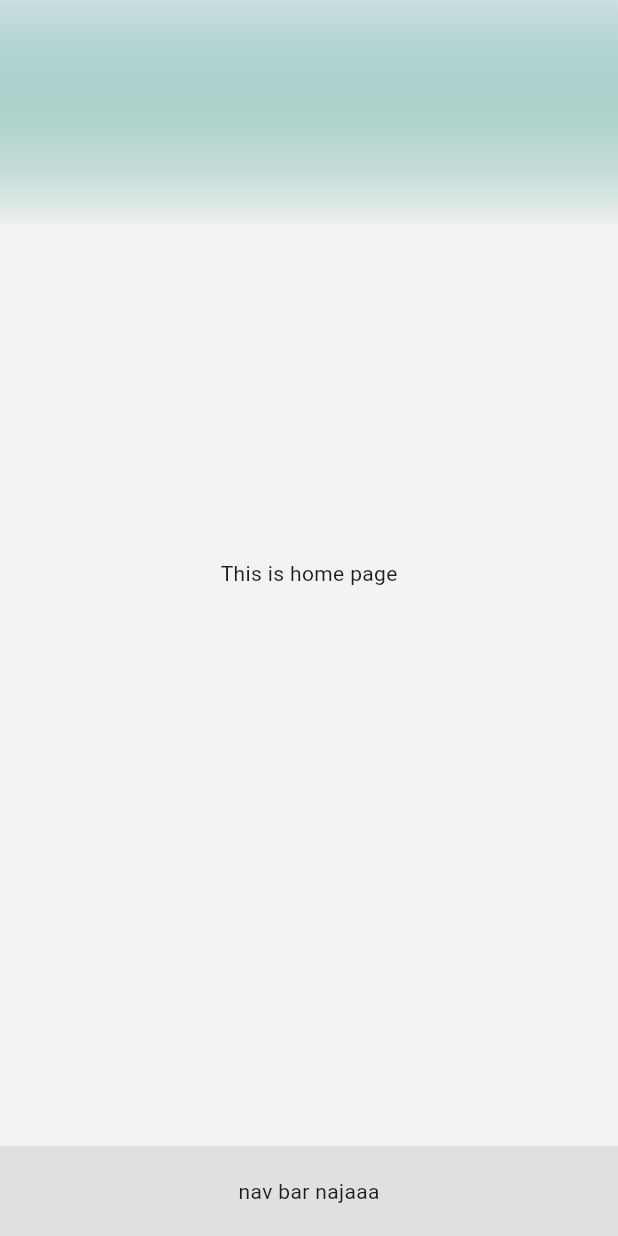
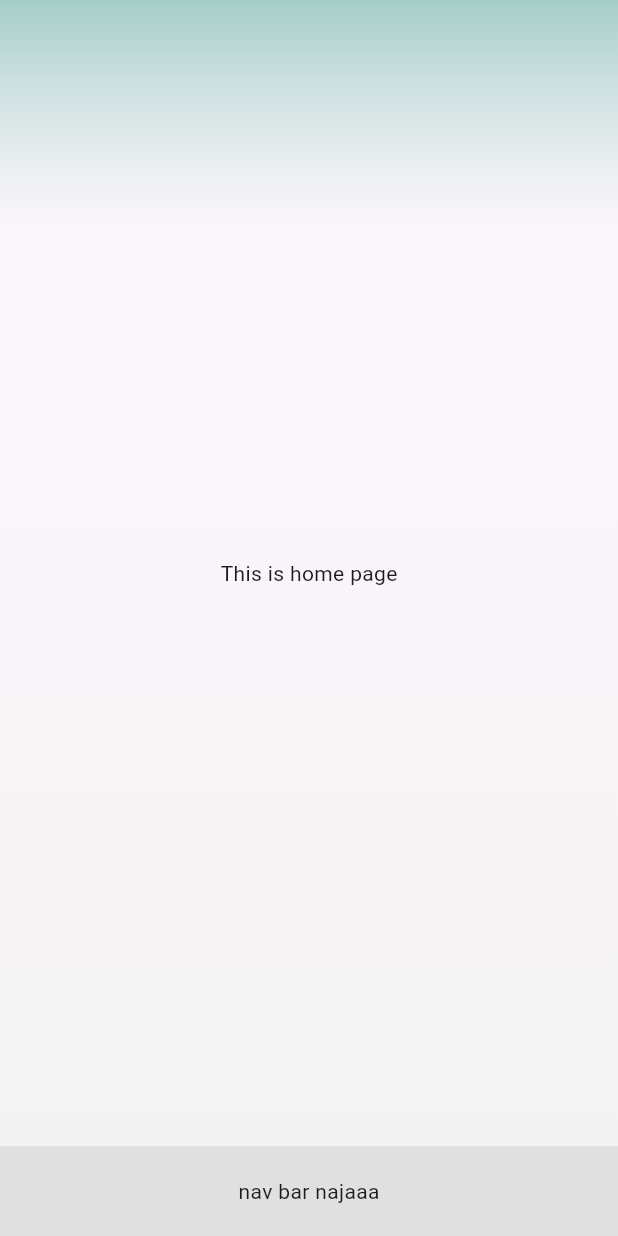
Before and after one commit to 17punchisama/FoodBridge, a Flutter app: the HomePage screen opened directly, on a phone screen of 412 x 824 dp. Run offline on Flutter 3.47's test engine with Material 3 defaults, Android fonts, the light colour scheme and no system bars; our stand-ins replace google_fonts.

Commit message:
edit home page

```diff
--- a/foodbridgeapp/lib/screens/home_page.dart
+++ b/foodbridgeapp/lib/screens/home_page.dart
@@ -16,8 +16,8 @@ class HomePage extends StatelessWidget {
                 end: Alignment.bottomCenter,
                 stops: [0.0, 0.2, 1.0], // 20% gradient, 80% สีล่าง
                 colors: [
-                  Color(0x33038263), // เขียวเข้ม
-                  Color(0xFFF4F3F3), // ขาวอมเทา
+                  Color.fromARGB(90, 3, 130, 98), // เขียวเข้ม
+                  Color.fromARGB(60, 244, 243, 243), // ขาวอมเทา
                   Color(0xFFF4F3F3), // ขาวอมเทา
                 ],
               ),
```
